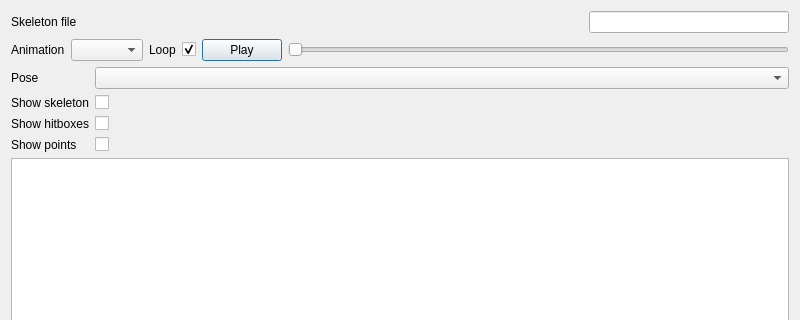
Above: dsvedit/skeleton_editor.ui from LagoLunatic/DSVEdit before the change; both pictures show x 0 to 800 and y 0 to 320 of the 800 by 768 pixel window. Below: the same form after it.
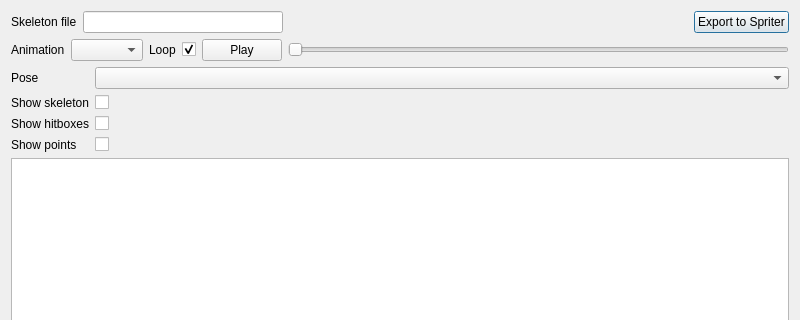
That is the form after the change.

Commit message: Skeleton editor: Add Spriter SCML export (very WIP)

The edit to the form file:
```diff
--- a/dsvedit/skeleton_editor.ui
+++ b/dsvedit/skeleton_editor.ui
@@ -33,6 +33,26 @@
        </property>
       </widget>
      </item>
+     <item>
+      <spacer name="horizontalSpacer">
+       <property name="orientation">
+        <enum>Qt::Horizontal</enum>
+       </property>
+       <property name="sizeHint" stdset="0">
+        <size>
+         <width>40</width>
+         <height>20</height>
+        </size>
+       </property>
+      </spacer>
+     </item>
+     <item>
+      <widget class="QPushButton" name="spriter_export">
+       <property name="text">
+        <string>Export to Spriter</string>
+       </property>
+      </widget>
+     </item>
     </layout>
    </item>
    <item>
```
The commit also changes 4 other files.
